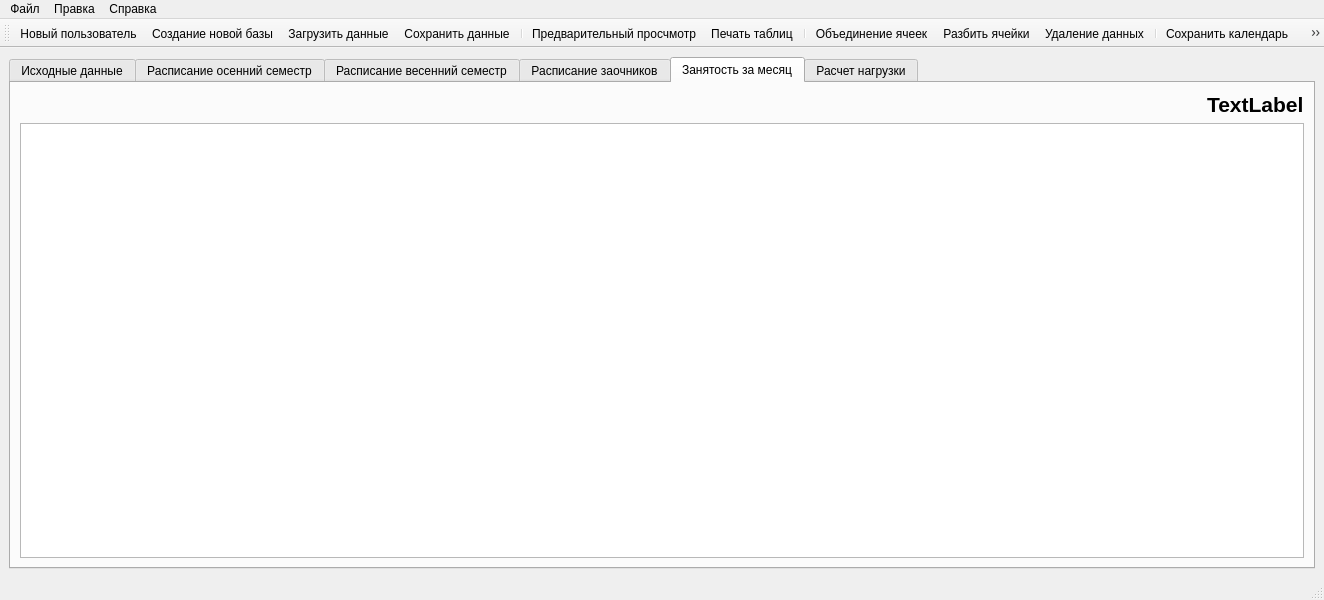
Ivanos121/lesson_konstructor_v2, file mainwindow.ui: the form before one commit.
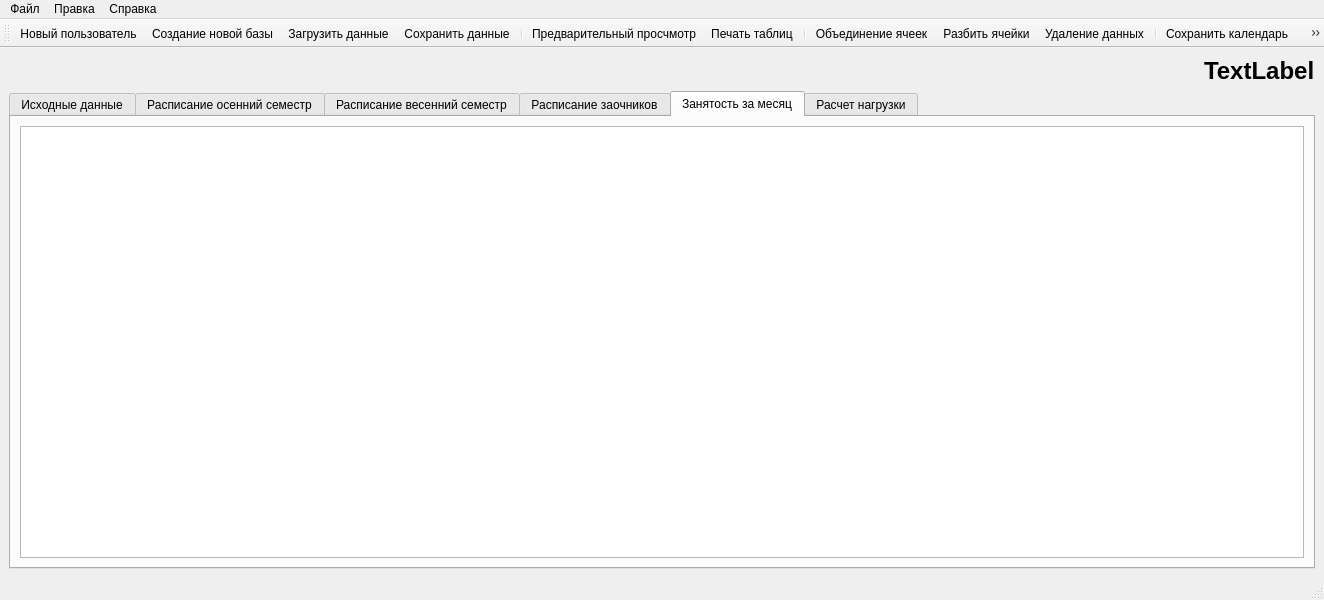
The form after the commit. The open tabs and pages were chosen to show the change. Icons and pictures are not drawn.

Patch:
```diff
--- a/mainwindow.ui
+++ b/mainwindow.ui
@@ -15,7 +15,7 @@
   </property>
   <widget class="QWidget" name="centralwidget">
    <layout class="QGridLayout" name="gridLayout">
-    <item row="0" column="0">
+    <item row="1" column="0">
      <widget class="QTabWidget" name="tabWidget">
       <property name="currentIndex">
        <number>1</number>
@@ -89,22 +89,9 @@
         <string>Занятость за месяц</string>
        </attribute>
        <layout class="QGridLayout" name="gridLayout_4">
-        <item row="1" column="0">
+        <item row="0" column="0">
          <widget class="QTableWidget" name="tableWidget_3"/>
         </item>
-        <item row="0" column="0" alignment="Qt::AlignmentFlag::AlignRight">
-         <widget class="QLabel" name="currentMonthLabel">
-          <property name="font">
-           <font>
-            <pointsize>16</pointsize>
-            <bold>true</bold>
-           </font>
-          </property>
-          <property name="text">
-           <string>TextLabel</string>
-          </property>
-         </widget>
-        </item>
        </layout>
       </widget>
       <widget class="QWidget" name="tab_5">
@@ -163,6 +150,21 @@
       </widget>
      </widget>
     </item>
+    <item row="0" column="0" alignment="Qt::AlignmentFlag::AlignRight|Qt::AlignmentFlag::AlignVCenter">
+     <widget class="QLabel" name="label">
+      <property name="font">
+       <font>
+        <family>Arial</family>
+        <pointsize>18</pointsize>
+        <italic>false</italic>
+        <bold>true</bold>
+       </font>
+      </property>
+      <property name="text">
+       <string>TextLabel</string>
+      </property>
+     </widget>
+    </item>
    </layout>
   </widget>
   <widget class="QMenuBar" name="menubar">
```
Left out of the diff: 2 changed lines with no effect on the pictures.
